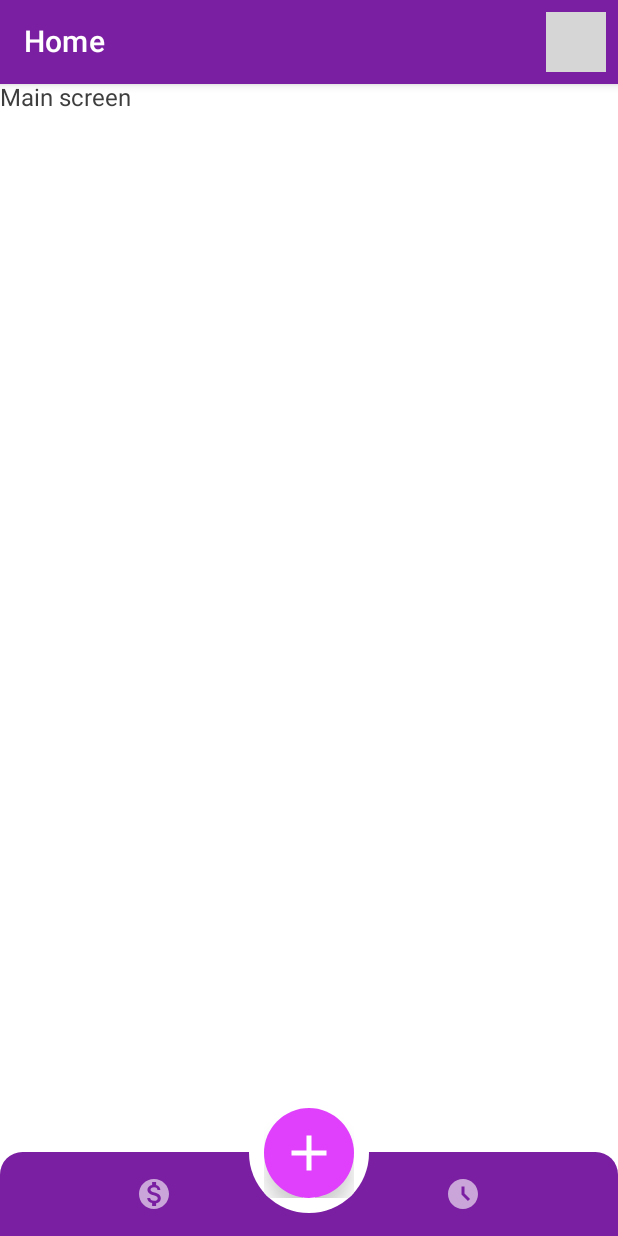
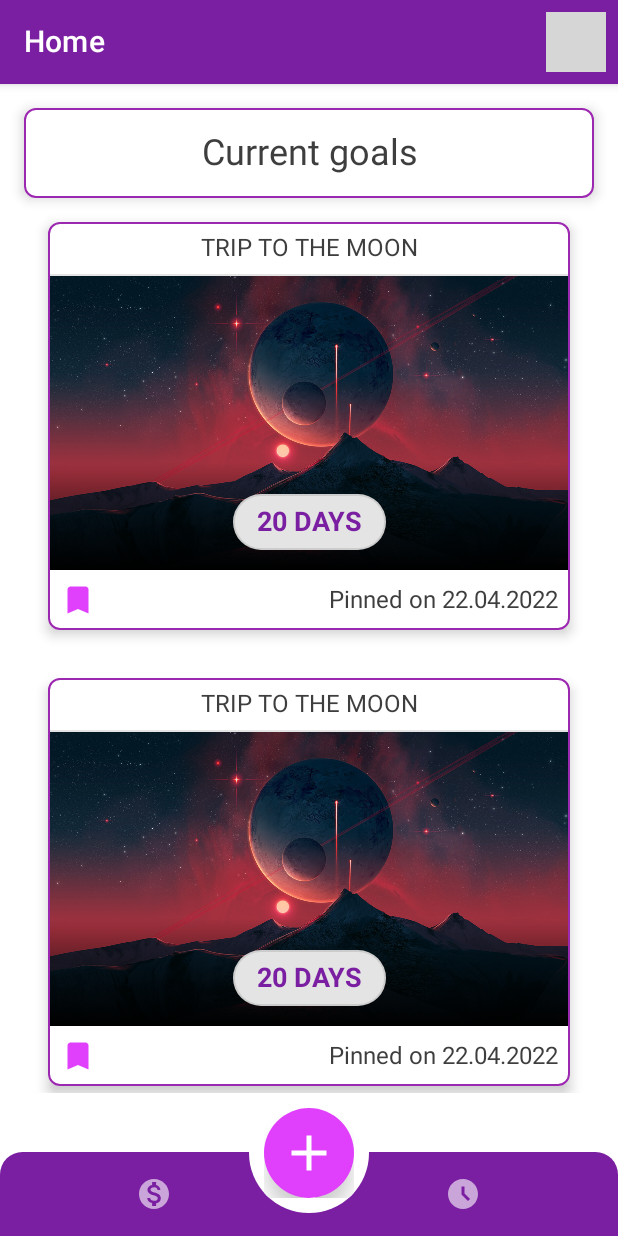
Before and after one commit to nejezchleba-jan/TimeIsMoney, an Android app built with Jetpack Compose: the HomeScreen screen opened through its navigation route, on a phone screen of 412 x 824 dp. Run offline under Robolectric (Android 15) with nearby library versions, the phone set to English and light mode, and no system bars; our stand-ins replace Dagger/Hilt's generated code; grey boxes are pictures that could not be loaded.

Commit message:
Added basic Home page

```diff
--- a/app/src/main/java/cz/jannejezchleba/timeismoney/ui/navigation/AppNavigation.kt
+++ b/app/src/main/java/cz/jannejezchleba/timeismoney/ui/navigation/AppNavigation.kt
@@ -62,7 +62,8 @@ private fun BottomAppNavigation(navController: NavController = NavController(Loc
         AppScreens.MoneyScreen,
         AppScreens.TimeScreen,
     )
-    Box(contentAlignment = Alignment.BottomCenter) {
+    Box(contentAlignment = Alignment.BottomCenter,
+        modifier = Modifier.background(Color.Transparent)) {
         BottomNavigation(
             backgroundColor = CustomMaterialTheme.colors.primaryVariant,
             contentColor = CustomMaterialTheme.colors.onPrimary,
--- a/app/src/main/java/cz/jannejezchleba/timeismoney/ui/screen/HomeScreen.kt
+++ b/app/src/main/java/cz/jannejezchleba/timeismoney/ui/screen/HomeScreen.kt
@@ -1,10 +1,109 @@
 package cz.jannejezchleba.timeismoney.ui.screen
 
-import androidx.compose.material.Text
+import androidx.compose.foundation.*
+import androidx.compose.foundation.layout.*
+import androidx.compose.foundation.shape.RoundedCornerShape
+import androidx.compose.material.*
 import androidx.compose.runtime.Composable
+import androidx.compose.ui.Alignment
+import androidx.compose.ui.Modifier
+import androidx.compose.ui.graphics.Brush
+import androidx.compose.ui.graphics.Color
+import androidx.compose.ui.platform.LocalContext
+import androidx.compose.ui.res.painterResource
+import androidx.compose.ui.text.style.TextAlign
+import androidx.compose.ui.tooling.preview.Preview
+import androidx.compose.ui.unit.dp
 import androidx.navigation.NavHostController
+import cz.jannejezchleba.timeismoney.R
+import cz.jannejezchleba.timeismoney.ui.theme.CustomMaterialTheme
+
 
 @Composable
-fun HomeScreen(navController: NavHostController) {
-    Text("Main screen")
+fun HomeScreen(navController: NavHostController = NavHostController(LocalContext.current)) {
+    Surface(
+        color = MaterialTheme.colors.background,
+        modifier = Modifier
+            .fillMaxSize()
+    ) {
+        Column(
+            modifier = Modifier
+                .verticalScroll(rememberScrollState())
+                .fillMaxSize()
+                .padding(CustomMaterialTheme.paddings.defaultPadding),
+            verticalArrangement = Arrangement.SpaceEvenly,
+            horizontalAlignment = Alignment.CenterHorizontally
+        ) {
+            Card(
+                modifier = Modifier.fillMaxWidth(),
+                elevation = 5.dp,
+                border = BorderStroke(1.dp, color = CustomMaterialTheme.colors.primary)
+            ) {
+                Text("Current goals", style = CustomMaterialTheme.typography.h5, textAlign= TextAlign.Center, modifier = Modifier.padding(CustomMaterialTheme.paddings.defaultPadding))
+            }
+            GoalItem()
+            GoalItem()
+            GoalItem()
+        }
+    }
 }
+
+@Preview
+@Composable
+private fun GoalItem() {
+    Card(
+        modifier = Modifier.padding(CustomMaterialTheme.paddings.defaultPadding),
+        elevation = 5.dp,
+        border = BorderStroke(1.dp, color = CustomMaterialTheme.colors.primary)
+    ) {
+        Column {
+            Row(
+                horizontalArrangement = Arrangement.Center,
+                verticalAlignment = Alignment.CenterVertically,
+                modifier = Modifier
+                    .padding(CustomMaterialTheme.paddings.smallPadding)
+                    .fillMaxWidth()
+            ) {
+                Text(text = "Trip to the Moon".uppercase())
+            }
+            Divider()
+            Box {
+                Image(
+                    painter = painterResource(id = R.drawable.example_img),
+                    contentDescription = "Image"
+                )
+                Box(
+                    contentAlignment = Alignment.Center,
+                    modifier = Modifier
+                        .align(Alignment.BottomCenter)
+                        .fillMaxWidth()
+                        .background(
+                            Brush.verticalGradient(
+                                0F to Color.Transparent,
+                                1F to Color.Black
+                            )
+                        )
+                        .padding(start = 8.dp, end = 8.dp, bottom = 8.dp, top = 16.dp),
+                ) {
+                    OutlinedButton(onClick = { /*TODO*/ }, enabled = false, shape = RoundedCornerShape(50), colors = ButtonDefaults.buttonColors(disabledContentColor = CustomMaterialTheme.colors.primaryVariant)) {
+                        Text("20 DAYS")
+                    }
+                }
+            }
+            Row(
+                horizontalArrangement = Arrangement.SpaceBetween,
+                verticalAlignment = Alignment.CenterVertically,
+                modifier = Modifier
+                    .padding(CustomMaterialTheme.paddings.smallPadding)
+                    .fillMaxWidth()
+            ) {
+                Icon(
+                    painter = painterResource(R.drawable.ic_bookmark_24),
+                    contentDescription = "Currently pinned",
+                    tint = CustomMaterialTheme.colors.secondary
+                )
+                Text(text = "Pinned on 22.04.2022")
+            }
+        }
+    }
+}
```
Also changed, not shown: app/src/main/res/drawable-mdpi/example_img.jpg (added).
